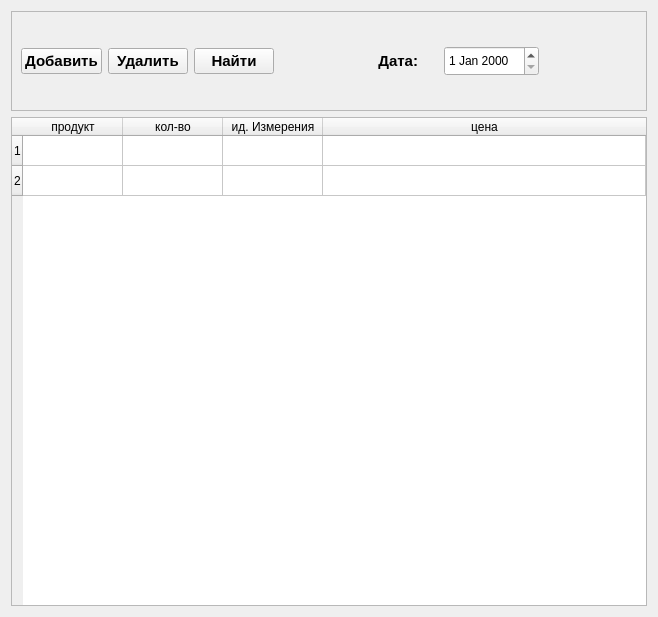
Above: ui/rashod.ui from daslin02/Docu before the change. Below: the same form after it.
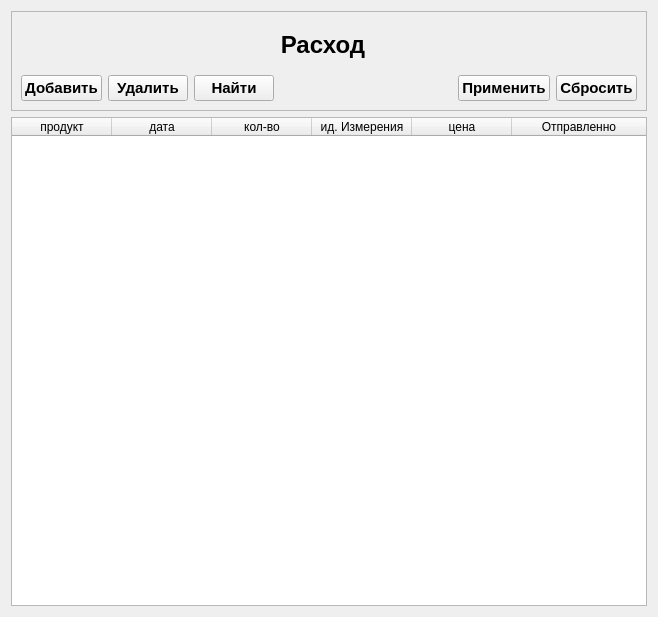
That is the form after the change.

```diff
--- a/ui/rashod.ui
+++ b/ui/rashod.ui
@@ -1,7 +1,7 @@
 <?xml version="1.0" encoding="UTF-8"?>
 <ui version="4.0">
- <class>W_prihod</class>
- <widget class="QWidget" name="W_prihod">
+ <class>W_rashod</class>
+ <widget class="QWidget" name="W_rashod">
   <property name="geometry">
    <rect>
     <x>0</x>
@@ -29,18 +29,33 @@
       <enum>QFrame::Raised</enum>
      </property>
      <layout class="QGridLayout" name="gridLayout">
-      <item row="2" column="3">
-       <spacer name="horizontalSpacer_2">
-        <property name="orientation">
-         <enum>Qt::Horizontal</enum>
+      <item row="2" column="4">
+       <widget class="QPushButton" name="PB_accept">
+        <property name="cursor">
+         <cursorShape>PointingHandCursor</cursorShape>
         </property>
-        <property name="sizeHint" stdset="0">
-         <size>
-          <width>40</width>
-          <height>20</height>
-         </size>
+        <property name="styleSheet">
+         <string notr="true">font-size:15px;
+font-weight:bold;</string>
         </property>
-       </spacer>
+        <property name="text">
+         <string>Применить</string>
+        </property>
+       </widget>
+      </item>
+      <item row="2" column="0">
+       <widget class="QPushButton" name="PB_add">
+        <property name="cursor">
+         <cursorShape>PointingHandCursor</cursorShape>
+        </property>
+        <property name="styleSheet">
+         <string notr="true">font-size:15px;
+font-weight:bold;</string>
+        </property>
+        <property name="text">
+         <string>Добавить</string>
+        </property>
+       </widget>
       </item>
       <item row="2" column="1">
        <widget class="QPushButton" name="PB_delete">
@@ -56,29 +71,6 @@
         </property>
        </widget>
       </item>
-      <item row="2" column="7">
-       <widget class="QDateEdit" name="DE_data">
-        <property name="minimumSize">
-         <size>
-          <width>0</width>
-          <height>30</height>
-         </size>
-        </property>
-       </widget>
-      </item>
-      <item row="2" column="8">
-       <spacer name="horizontalSpacer_3">
-        <property name="orientation">
-         <enum>Qt::Horizontal</enum>
-        </property>
-        <property name="sizeHint" stdset="0">
-         <size>
-          <width>40</width>
-          <height>20</height>
-         </size>
-        </property>
-       </spacer>
-      </item>
       <item row="2" column="2">
        <widget class="QPushButton" name="PB_find">
         <property name="cursor">
@@ -93,61 +85,52 @@
         </property>
        </widget>
       </item>
-      <item row="2" column="0">
-       <widget class="QPushButton" name="PB_add">
-        <property name="cursor">
-         <cursorShape>PointingHandCursor</cursorShape>
+      <item row="2" column="3">
+       <spacer name="horizontalSpacer_2">
+        <property name="orientation">
+         <enum>Qt::Horizontal</enum>
         </property>
-        <property name="styleSheet">
-         <string notr="true">font-size:15px;
-font-weight:bold;</string>
+        <property name="sizeHint" stdset="0">
+         <size>
+          <width>40</width>
+          <height>20</height>
+         </size>
         </property>
-        <property name="text">
-         <string>Добавить</string>
-        </property>
-       </widget>
+       </spacer>
       </item>
       <item row="2" column="5">
-       <widget class="QLabel" name="L_data">
-        <property name="minimumSize">
-         <size>
-          <width>0</width>
-          <height>30</height>
-         </size>
+       <widget class="QPushButton" name="PB_reset">
+        <property name="cursor">
+         <cursorShape>PointingHandCursor</cursorShape>
         </property>
         <property name="styleSheet">
          <string notr="true">font-size:15px;
 font-weight:bold;</string>
         </property>
         <property name="text">
-         <string>Дата:</string>
+         <string>Сбросить</string>
+        </property>
+       </widget>
+      </item>
+      <item row="0" column="2" colspan="2">
+       <widget class="QLabel" name="L_title">
+        <property name="styleSheet">
+         <string notr="true">font-size:24px;
+font-weight:bold;</string>
+        </property>
+        <property name="text">
+         <string>Расход</string>
         </property>
         <property name="alignment">
-         <set>Qt::AlignRight|Qt::AlignTrailing|Qt::AlignVCenter</set>
+         <set>Qt::AlignCenter</set>
         </property>
        </widget>
       </item>
-      <item row="2" column="6">
-       <spacer name="horizontalSpacer">
-        <property name="orientation">
-         <enum>Qt::Horizontal</enum>
-        </property>
-        <property name="sizeType">
-         <enum>QSizePolicy::Maximum</enum>
-        </property>
-        <property name="sizeHint" stdset="0">
-         <size>
-          <width>20</width>
-          <height>20</height>
-         </size>
-        </property>
-       </spacer>
-      </item>
      </layout>
     </widget>
    </item>
    <item>
-    <widget class="QTableWidget" name="TW_prihod">
+    <widget class="QTableWidget" name="TW_rashod">
      <property name="horizontalScrollBarPolicy">
       <enum>Qt::ScrollBarAsNeeded</enum>
      </property>
@@ -160,21 +143,16 @@
      <attribute name="horizontalHeaderStretchLastSection">
       <bool>true</bool>
      </attribute>
-     <row>
-      <property name="text">
-       <string>1</string>
-      </property>
-     </row>
-     <row>
-      <property name="text">
-       <string>2</string>
-      </property>
-     </row>
      <column>
       <property name="text">
        <string>продукт</string>
       </property>
      </column>
+     <column>
+      <property name="text">
+       <string>дата</string>
+      </property>
+     </column>
      <column>
       <property name="text">
        <string>кол-во</string>
@@ -190,6 +168,11 @@
        <string>цена</string>
       </property>
      </column>
+     <column>
+      <property name="text">
+       <string>Отправленно</string>
+      </property>
+     </column>
     </widget>
    </item>
   </layout>
```
